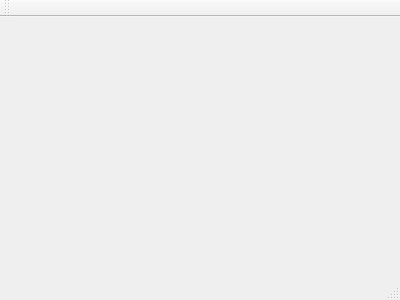
The window that mainwindow.ui (eJuke/RagaEditor) describes before a commit, drawn with Qt 5.
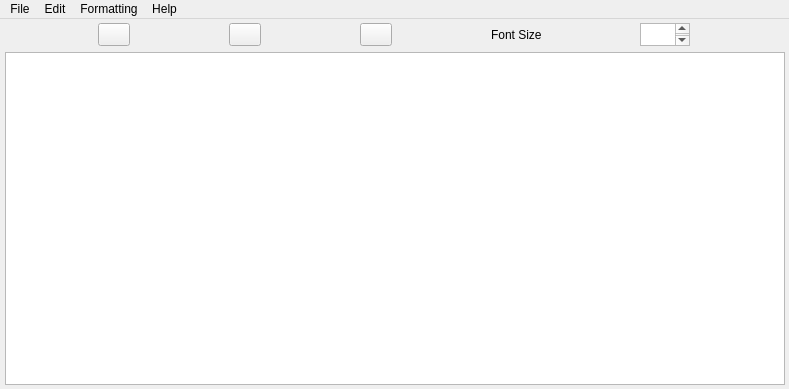
The same window after the commit. Icons and pictures are not drawn.

Patch:
```diff
--- a/mainwindow.ui
+++ b/mainwindow.ui
@@ -1,24 +1,276 @@
 <ui version="4.0">
  <class>MainWindow</class>
- <widget class="QMainWindow" name="MainWindow" >
-  <property name="geometry" >
+ <widget class="QMainWindow" name="MainWindow">
+  <property name="geometry">
    <rect>
     <x>0</x>
     <y>0</y>
-    <width>400</width>
-    <height>300</height>
+    <width>789</width>
+    <height>389</height>
    </rect>
   </property>
-  <property name="windowTitle" >
+  <property name="sizePolicy">
+   <sizepolicy hsizetype="Maximum" vsizetype="Maximum">
+    <horstretch>0</horstretch>
+    <verstretch>0</verstretch>
+   </sizepolicy>
+  </property>
+  <property name="windowTitle">
    <string>MainWindow</string>
   </property>
-  <widget class="QMenuBar" name="menuBar" />
-  <widget class="QToolBar" name="mainToolBar" />
-  <widget class="QWidget" name="centralWidget" />
-  <widget class="QStatusBar" name="statusBar" />
+  <widget class="QWidget" name="centralWidget">
+   <property name="sizePolicy">
+    <sizepolicy hsizetype="Expanding" vsizetype="Expanding">
+     <horstretch>0</horstretch>
+     <verstretch>0</verstretch>
+    </sizepolicy>
+   </property>
+   <layout class="QHBoxLayout" name="horizontalLayout">
+    <property name="leftMargin">
+     <number>5</number>
+    </property>
+    <property name="topMargin">
+     <number>4</number>
+    </property>
+    <property name="rightMargin">
+     <number>4</number>
+    </property>
+    <property name="bottomMargin">
+     <number>4</number>
+    </property>
+    <item>
+     <layout class="QVBoxLayout" name="verticalLayout_2" stretch="1,10">
+      <property name="sizeConstraint">
+       <enum>QLayout::SetDefaultConstraint</enum>
+      </property>
+      <item>
+       <layout class="QHBoxLayout" name="horizontalLayout_2" stretch="1,1,1,1,1">
+        <property name="sizeConstraint">
+         <enum>QLayout::SetMinAndMaxSize</enum>
+        </property>
+        <item>
+         <widget class="QPushButton" name="butBold">
+          <property name="maximumSize">
+           <size>
+            <width>32</width>
+            <height>32</height>
+           </size>
+          </property>
+          <property name="text">
+           <string notr="true"/>
+          </property>
+          <property name="icon">
+           <iconset resource="resources/icons.qrc">
+            <normaloff>:/new/unsel/text_bold.ico</normaloff>
+            <normalon>:/new/sel/text_bold_sel.ico</normalon>:/new/unsel/text_bold.ico</iconset>
+          </property>
+          <property name="iconSize">
+           <size>
+            <width>32</width>
+            <height>32</height>
+           </size>
+          </property>
+          <property name="checkable">
+           <bool>true</bool>
+          </property>
+          <property name="checked">
+           <bool>false</bool>
+          </property>
+          <property name="default">
+           <bool>false</bool>
+          </property>
+          <property name="flat">
+           <bool>false</bool>
+          </property>
+         </widget>
+        </item>
+        <item>
+         <widget class="QPushButton" name="butItalic">
+          <property name="maximumSize">
+           <size>
+            <width>32</width>
+            <height>32</height>
+           </size>
+          </property>
+          <property name="text">
+           <string notr="true"/>
+          </property>
+          <property name="icon">
+           <iconset resource="resources/icons.qrc">
+            <normaloff>:/new/unsel/text_italic.ico</normaloff>
+            <normalon>:/new/sel/text_italic_sel.ico</normalon>:/new/unsel/text_italic.ico</iconset>
+          </property>
+          <property name="iconSize">
+           <size>
+            <width>32</width>
+            <height>32</height>
+           </size>
+          </property>
+          <property name="checkable">
+           <bool>true</bool>
+          </property>
+         </widget>
+        </item>
+        <item>
+         <widget class="QPushButton" name="butUnder">
+          <property name="maximumSize">
+           <size>
+            <width>32</width>
+            <height>32</height>
+           </size>
+          </property>
+          <property name="text">
+           <string notr="true"/>
+          </property>
+          <property name="icon">
+           <iconset resource="resources/icons.qrc">
+            <normaloff>:/new/unsel/text_underline.ico</normaloff>
+            <normalon>:/new/sel/text_underline_sel.ico</normalon>:/new/unsel/text_underline.ico</iconset>
+          </property>
+          <property name="iconSize">
+           <size>
+            <width>32</width>
+            <height>32</height>
+           </size>
+          </property>
+          <property name="checkable">
+           <bool>true</bool>
+          </property>
+         </widget>
+        </item>
+        <item>
+         <widget class="QLabel" name="label">
+          <property name="maximumSize">
+           <size>
+            <width>50</width>
+            <height>23</height>
+           </size>
+          </property>
+          <property name="text">
+           <string>Font Size:</string>
+          </property>
+         </widget>
+        </item>
+        <item>
+         <widget class="QPlainTextEdit" name="plainTextEdit">
+          <property name="maximumSize">
+           <size>
+            <width>50</width>
+            <height>23</height>
+           </size>
+          </property>
+         </widget>
+        </item>
+       </layout>
+      </item>
+      <item>
+       <widget class="QTextEdit" name="textEdit"/>
+      </item>
+     </layout>
+    </item>
+   </layout>
+  </widget>
+  <widget class="QMenuBar" name="menuBar">
+   <property name="geometry">
+    <rect>
+     <x>0</x>
+     <y>0</y>
+     <width>789</width>
+     <height>21</height>
+    </rect>
+   </property>
+   <widget class="QMenu" name="menuFile">
+    <property name="title">
+     <string>File</string>
+    </property>
+    <addaction name="actionNew"/>
+    <addaction name="actionOpen"/>
+    <addaction name="actionSave"/>
+    <addaction name="actionQuit"/>
+   </widget>
+   <widget class="QMenu" name="menuEdit">
+    <property name="title">
+     <string>Edit</string>
+    </property>
+    <addaction name="actionUndo"/>
+    <addaction name="actionRedo"/>
+   </widget>
+   <widget class="QMenu" name="menuLanguage">
+    <property name="title">
+     <string>Formatting</string>
+    </property>
+   </widget>
+   <widget class="QMenu" name="menuHelp">
+    <property name="title">
+     <string>Help</string>
+    </property>
+    <addaction name="actionAbout"/>
+    <addaction name="actionSettings"/>
+   </widget>
+   <addaction name="menuFile"/>
+   <addaction name="menuEdit"/>
+   <addaction name="menuLanguage"/>
+   <addaction name="menuHelp"/>
+  </widget>
+  <action name="actionNew">
+   <property name="text">
+    <string>New</string>
+   </property>
+  </action>
+  <action name="actionOpen">
+   <property name="text">
+    <string>Open</string>
+   </property>
+  </action>
+  <action name="actionSave">
+   <property name="text">
+    <string>Save</string>
+   </property>
+  </action>
+  <action name="actionQuit">
+   <property name="text">
+    <string>Quit</string>
+   </property>
+  </action>
+  <action name="actionUndo">
+   <property name="text">
+    <string>Undo</string>
+   </property>
+  </action>
+  <action name="actionRedo">
+   <property name="text">
+    <string>Redo</string>
+   </property>
+  </action>
+  <action name="actionRussian">
+   <property name="text">
+    <string>Russian</string>
+   </property>
+  </action>
+  <action name="actionEnglish">
+   <property name="text">
+    <string>English</string>
+   </property>
+  </action>
+  <action name="actionBold">
+   <property name="text">
+    <string>Bold</string>
+   </property>
+  </action>
+  <action name="actionAbout">
+   <property name="text">
+    <string>About</string>
+   </property>
+  </action>
+  <action name="actionSettings">
+   <property name="text">
+    <string>Settings</string>
+   </property>
+  </action>
  </widget>
- <layoutDefault spacing="6" margin="11" />
- <pixmapfunction></pixmapfunction>
- <resources/>
+ <layoutdefault spacing="6" margin="11"/>
+ <resources>
+  <include location="resources/icons.qrc"/>
+ </resources>
  <connections/>
 </ui>
```
Left out of the diff: 1 changed line with no effect on the pictures.
